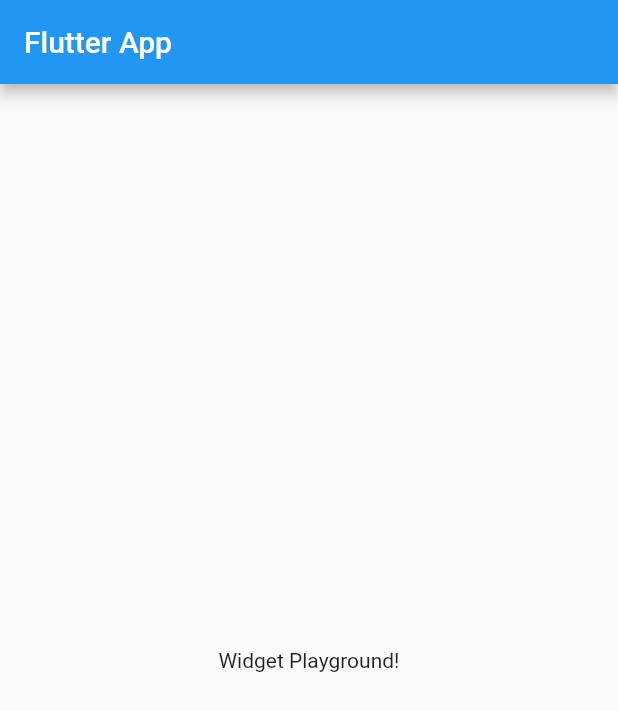
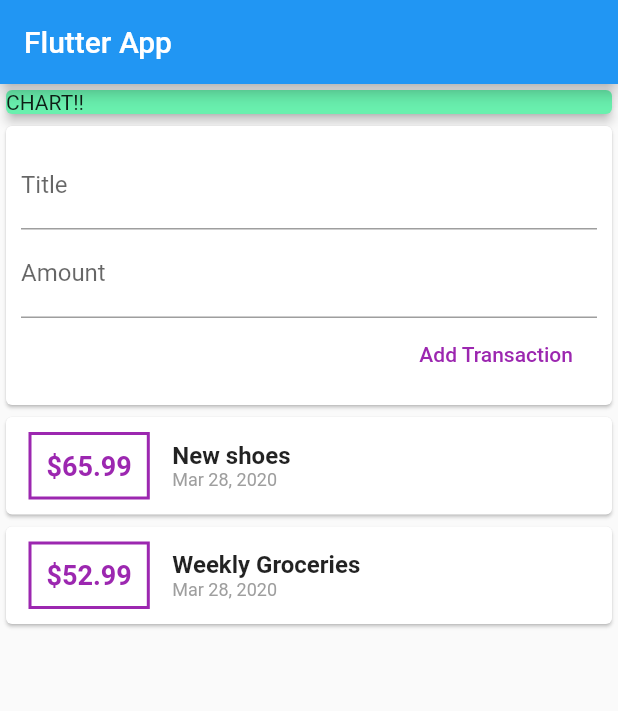
Before and after one commit to innocentTialo/flutter_complete_guide, a Flutter app: the screen it shows after launch, on a phone screen of 412 x 824 dp. Shown: the top 711 px of the screen. Run offline on Flutter 3.47's test engine with Material 2 defaults, Android fonts, the phone set to English and light mode, and no system bars.

Commit message:
improving expenses app! leaning to split app into many widgets, understanding of behavior of many new widgets expecialy SingleChildScrollView! we are now starting with th ListView widget

```diff
--- a/lib/main.dart
+++ b/lib/main.dart
@@ -1,4 +1,8 @@
 import 'package:flutter/material.dart';
+import 'package:flutter_complete_guide/widgets/transaction_list.dart';
+import 'package:flutter_complete_guide/widgets/user_transactions.dart';
+
+import 'widgets/new_transaction.dart';
 
 void main() => runApp(MyApp());
 
@@ -13,14 +17,30 @@ class MyApp extends StatelessWidget {
 }
 
 class MyHomePage extends StatelessWidget {
+  /* String tileInput;
+  String amountInput; */
+
   @override
   Widget build(BuildContext context) {
     return Scaffold(
       appBar: AppBar(
         title: Text('Flutter App'),
       ),
-      body: Center(
-        child: Text('Widget Playground!'),
+      body: SingleChildScrollView(
+        child: Column(
+          crossAxisAlignment: CrossAxisAlignment.stretch,
+          children: <Widget>[
+            Container(
+              width: double.infinity,
+              child: Card(
+                color: Colors.greenAccent,
+                elevation: 3,
+                child: Text("CHART!!"),
+              ),
+            ),
+            UserTransactions()
+          ],
+        ),
       ),
     );
   }
--- /dev/null
+++ b/lib/models/transaction.dart
@@ -0,0 +1,15 @@
+import 'package:flutter/foundation.dart';
+
+class Transaction {
+  int id;
+  String title;
+  double amount;
+  DateTime date;
+
+  Transaction({
+    @required this.id,
+    @required this.title,
+    @required this.amount,
+    @required this.date,
+  });
+}
--- /dev/null
+++ b/lib/widgets/new_transaction.dart
@@ -0,0 +1,40 @@
+import 'package:flutter/material.dart';
+
+class NewTransaction extends StatelessWidget {
+  final titleController = TextEditingController();
+  final amountController = TextEditingController();
+  final Function addTransactionHandler;
+
+  NewTransaction(this.addTransactionHandler);
+
+  @override
+  Widget build(BuildContext context) {
+    return Card(
+      child: Container(
+        padding: EdgeInsets.all(10),
+        child: Column(
+          crossAxisAlignment: CrossAxisAlignment.end,
+          children: <Widget>[
+            TextField(
+              decoration: InputDecoration(labelText: 'Title'),
+              controller: titleController,
+              //onChanged: (val) => tileInput = val,
+            ),
+            TextField(
+              decoration: InputDecoration(labelText: 'Amount'),
+              controller: amountController,
+              //onChanged: (val) => amountInput = val,
+            ),
+            FlatButton(
+              onPressed: () {
+                addTransactionHandler(titleController.text, amountController.text);
+              },
+              child: Text('Add Transaction'),
+              textColor: Colors.purple,
+            )
+          ],
+        ),
+      ),
+    );
+  }
+}
--- /dev/null
+++ b/lib/widgets/transaction_list.dart
@@ -0,0 +1,65 @@
+import 'package:flutter/material.dart';
+import 'package:flutter_complete_guide/models/transaction.dart';
+import 'package:intl/intl.dart';
+
+class TransactionList extends StatelessWidget {
+  final List<Transaction> transactions;
+
+  const TransactionList({@required this.transactions});
+
+  @override
+  Widget build(BuildContext context) {
+    return Container(
+      height: 300,
+      child: SingleChildScrollView(
+        child: Column(
+          children: transactions.map((transaction) {
+            return Card(
+              child: Row(
+                children: <Widget>[
+                  Container(
+                    margin: EdgeInsets.symmetric(
+                      vertical: 10,
+                      horizontal: 15,
+                    ),
+                    decoration: BoxDecoration(
+                        border: Border.all(
+                      color: Colors.purple,
+                      width: 2,
+                    )),
+                    padding: EdgeInsets.all(10),
+                    child: Text(
+                      "\$${transaction.amount}",
+                      style: TextStyle(
+                          fontWeight: FontWeight.bold,
+                          fontSize: 18,
+                          color: Colors.purple),
+                    ),
+                  ),
+                  Column(
+                    crossAxisAlignment: CrossAxisAlignment.start,
+                    mainAxisAlignment: MainAxisAlignment.spaceAround,
+                    children: <Widget>[
+                      Text(
+                        transaction.title,
+                        style:
+                            TextStyle(fontWeight: FontWeight.bold, fontSize: 16),
+                      ),
+                      Text(
+                        DateFormat("MMM d, yyyy").format(transaction.date),
+                        style: TextStyle(
+                          color: Colors.grey,
+                          fontSize: 12,
+                        ),
+                      ),
+                    ],
+                  ),
+                ],
+              ),
+            );
+          }).toList(),
+        ),
+      ),
+    );
+  }
+}
--- /dev/null
+++ b/lib/widgets/user_transactions.dart
@@ -0,0 +1,50 @@
+import 'package:flutter/material.dart';
+
+import '../models/transaction.dart';
+import './new_transaction.dart';
+import './transaction_list.dart';
+
+class UserTransactions extends StatefulWidget {
+  @override
+  _UserTransactionsState createState() => _UserTransactionsState();
+}
+
+class _UserTransactionsState extends State<UserTransactions> {
+  final List<Transaction> userTransactions = [
+    Transaction(
+      id: 1,
+      title: 'New shoes',
+      amount: 65.99,
+      date: DateTime.now(),
+    ),
+    Transaction(
+      id: 2,
+      title: 'Weekly Groceries',
+      amount: 52.99,
+      date: DateTime.now(),
+    )
+  ];
+
+  void _addNewTransaction(String title, String amount) {
+    final newTransaction = Transaction(
+      id: 3,
+      title: title,
+      amount: double.parse(amount),
+      date: DateTime.now(),
+    );
+
+    setState(() {
+      userTransactions.add(newTransaction);
+    });
+  }
+
+  @override
+  Widget build(BuildContext context) {
+    return Column(
+      children: <Widget>[
+        NewTransaction(_addNewTransaction),
+        TransactionList(transactions: userTransactions)
+      ],
+    );
+  }
+}
--- a/pubspec.yaml
+++ b/pubspec.yaml
@@ -19,6 +19,7 @@ environment:
 dependencies:
   flutter:
     sdk: flutter
+  intl: ^0.15.8
 
   # The following adds the Cupertino Icons font to your application.
   # Use with the CupertinoIcons class for iOS style icons.
```
Also changed, not shown: pubspec.lock.
